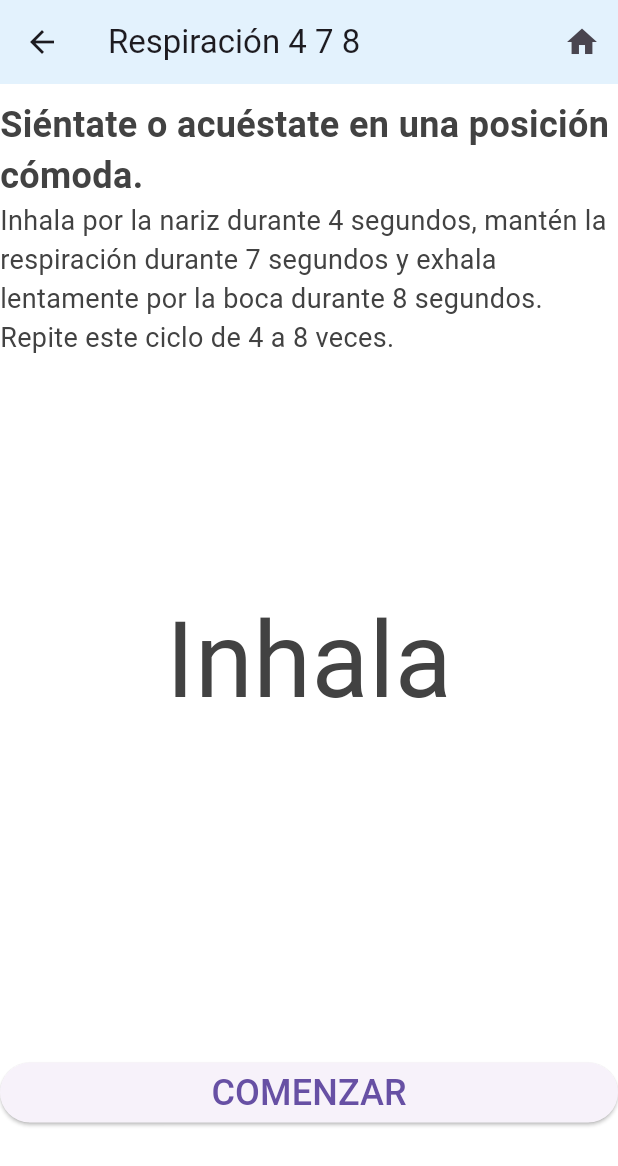
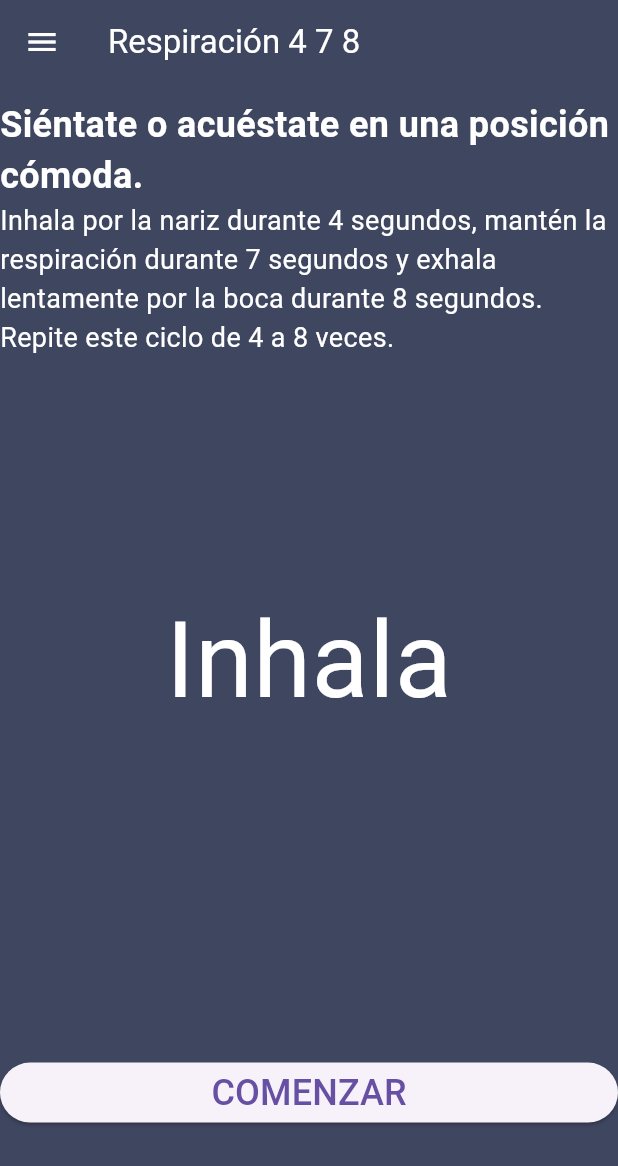
Before and after one commit to Odenais/mental_health, a Flutter app: the Breathing_4_7_8 screen opened by its route, on a phone screen of 412 x 824 dp. Shown: the top 1166 px of the screen. Run offline on Flutter 3.47's test engine with Material 3 defaults, Android fonts, the phone set to English and light mode, and no system bars; our stand-ins replace avatar_glow, cloud_firestore, firebase_auth, firebase_core, flutter_tts, google_generative_ai and 2 more; accounts and stored records are empty.

Commit message:
Update colores

```diff
--- a/lib/pages/Techniquels/Breathing_4_7_8.dart
+++ b/lib/pages/Techniquels/Breathing_4_7_8.dart
@@ -1,6 +1,7 @@
 import 'package:flutter/material.dart';
 import 'dart:async';
 
+import 'package:mental_health/widgets/menu.dart';
 
 class Breathing_4_7_8 extends StatefulWidget {
   @override
@@ -8,7 +9,6 @@ class Breathing_4_7_8 extends StatefulWidget {
 }
 
 class _Breathing_4_7_8 extends State<Breathing_4_7_8> {
-
   bool buttonPress = false;
 
   String _text = "Inhala";
@@ -17,36 +17,32 @@ class _Breathing_4_7_8 extends State<Breathing_4_7_8> {
   int aux = 0;
 
   void _startTimer() {
-
     _timer = Timer.periodic(Duration(seconds: 1), (Timer timer) {
-
       setState(() {
         _start++;
-
       });
 
-      if(_start > 4 && aux == 1){
+      if (_start > 4 && aux == 1) {
         _stopTimer();
         aux = 2;
-        _text="Mantener";
+        _text = "Mantener";
         _start = 0;
         _startTimer();
-      }else if(_start > 7 && aux ==2){
+      } else if (_start > 7 && aux == 2) {
         _stopTimer();
         aux = 3;
-        _text="Exhala";
+        _text = "Exhala";
         _start = 0;
         _startTimer();
-      }else if(_start > 8 && aux == 3){
+      } else if (_start > 8 && aux == 3) {
         _stopTimer();
         aux = 1;
         _start = 0;
-        _text="Inhala";
+        _text = "Inhala";
         buttonPress = false;
-      }else{
+      } else {
         _text = _start.toString();
       }
-
     });
   }
 
@@ -57,10 +53,9 @@ class _Breathing_4_7_8 extends State<Breathing_4_7_8> {
   }
 
   @override
-  void initState(){
+  void initState() {
     super.initState();
     _stopTimer();
-
   }
 
   @override
@@ -69,52 +64,59 @@ class _Breathing_4_7_8 extends State<Breathing_4_7_8> {
     super.dispose();
   }
 
-
-
-
   @override
   Widget build(BuildContext context) {
     return Scaffold(
       appBar: AppBar(
+        backgroundColor: Color(0xFF3F4660),
+        foregroundColor: Colors.white,
         title: Text("Respiración 4 7 8"),
-        actions: [
-          IconButton(
-            icon: Icon(Icons.home),
-            onPressed: () {
-              Navigator.pushNamed(
-                  context, '/home'); // Navegar a la página de inicio
-            },
       ),
-        ],
-      ),
+      drawer: SidebarMenu(),
       body: Container(
         //height: MediaQuery.of(context).size.height*0.7,
-        decoration: BoxDecoration(
-          color: Colors.white,
-        ),
+        decoration: BoxDecoration(),
         child: Column(
-
           children: [
             Row(
               children: [
                 Container(
-                  height: MediaQuery.of(context).size.height*0.7,
+                  height: MediaQuery.of(context).size.height * 0.7,
                   width: MediaQuery.of(context).size.width,
-                  color: Colors.white,
+                  color: Color(0xFF3F4660),
                   child: Center(
                     child: Column(
                       children: [
-                        SizedBox(height: 10,),
-                        Text("Siéntate o acuéstate en una posición cómoda.",style: TextStyle(fontSize: 24.0, fontWeight: FontWeight.bold),),
-                        Text("Inhala por la nariz durante 4 segundos, mantén la respiración durante 7 segundos y exhala lentamente por la boca durante 8 segundos. Repite este ciclo de 4 a 8 veces.",style: TextStyle(fontSize: 18),),
-                        SizedBox(height: 10,),
-                        Expanded(child: Center( child: Text(
+                        SizedBox(
+                          height: 10,
+                        ),
+                        Text(
+                          "Siéntate o acuéstate en una posición cómoda.",
+                          style: TextStyle(
+                              color: Colors.white,
+                              fontSize: 24.0,
+                              fontWeight: FontWeight.bold),
+                        ),
+                        Text(
+                          "Inhala por la nariz durante 4 segundos, mantén la respiración durante 7 segundos y exhala lentamente por la boca durante 8 segundos. Repite este ciclo de 4 a 8 veces.",
+                          style: TextStyle(
+                            fontSize: 18,
+                            color: Colors.white,
+                          ),
+                        ),
+                        SizedBox(
+                          height: 10,
+                        ),
+                        Expanded(
+                            child: Center(
+                          child: Text(
                             "$_text",
                             style: TextStyle(
-
-                            fontSize: 70
+                              fontSize: 70,
+                              color: Colors.white,
                             ),
-                        ),)),
+                          ),
+                        )),
                       ],
                     ),
                   ),
@@ -127,9 +129,9 @@ class _Breathing_4_7_8 extends State<Breathing_4_7_8> {
                   Container(
                     width: MediaQuery.of(context).size.width,
                     child: ElevatedButton(
-                    onPressed: (){
-                      if(!buttonPress){
-                        _text="Inhala";
+                      onPressed: () {
+                        if (!buttonPress) {
+                          _text = "Inhala";
                           aux = 1;
                           _startTimer();
                         }
@@ -145,8 +147,6 @@ class _Breathing_4_7_8 extends State<Breathing_4_7_8> {
                 ],
               ),
             ),
-
-
           ],
         ),
       ),
```
Also changed, not shown: lib/pages/Techniquels/PlaneAtentionMeditation.dart (+5 -3 lines), lib/pages/Techniquels/TechniquelsList.dart (+17 -18 lines), lib/pages/profile/show.dart (+5 -4 lines), lib/pages/profile/update.dart (+17 -7 lines), lib/pages/tests/list.dart (+51 -18 lines), lib/pages/tests/percivedStressScale.dart (+5 -1 lines). Lines whose indentation alone changed are shown as unchanged.
